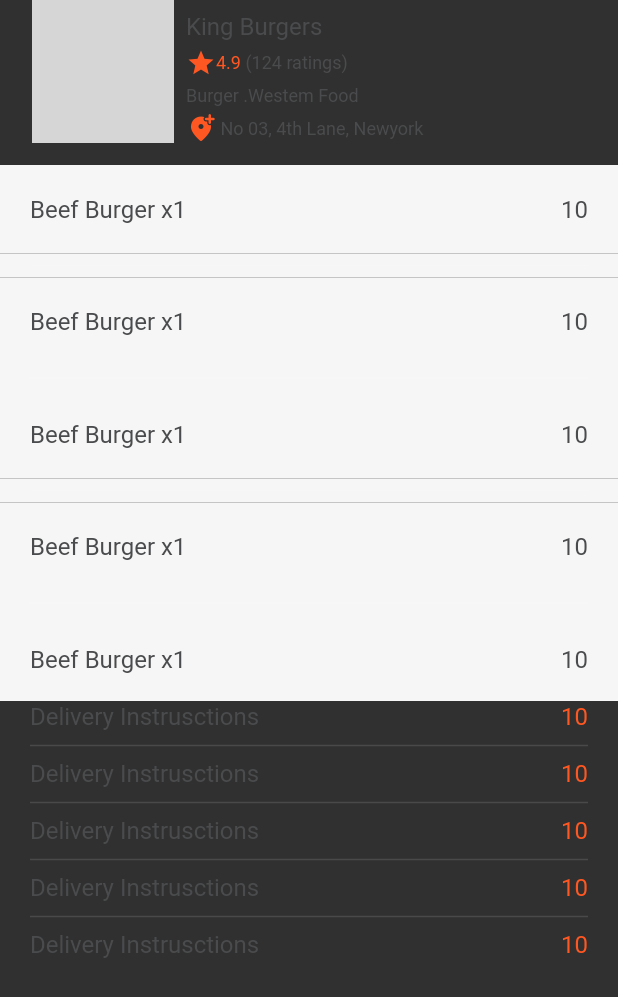
After one commit to fatmaahmed751/Payment, a Flutter app: the MyOrderScreen screen opened directly, on a phone screen of 412 x 824 dp. The commit adds this screen. Shown: the top 997 px of the screen. Run offline on Flutter 3.47's test engine with Material 3 defaults, Android fonts, the phone set to English and light mode, and no system bars; our stand-ins replace dartz, equatable, flutter_screenutil, get_it, go_router, google_fonts and 4 more; missing offline and left inert: ansicolor; accounts and stored records are empty; network calls fail; grey boxes are pictures that could not be loaded.

Commit message:
cart_screen

```diff
--- /dev/null
+++ b/lib/Modules/Cart/my_order_screen.dart
@@ -0,0 +1,191 @@
+import 'package:flutter/material.dart';
+
+
+class MyOrderScreen extends StatelessWidget {
+  const MyOrderScreen({Key? key}) : super(key: key);
+
+  @override
+  Widget build(BuildContext context) {
+    return SafeArea(
+      top: false,
+      minimum: EdgeInsets.zero,
+      child: Scaffold(
+          body: Column(
+        children: [
+          // const CustomAppBarTwo(
+          //   title: 'My Order',
+          // ),
+          Container(
+            // width: 254,
+            height: 100,
+            padding: const EdgeInsets.only(left: 21),
+            child: Row(
+              crossAxisAlignment: CrossAxisAlignment.baseline,
+              textBaseline: TextBaseline.alphabetic,
+              children: [
+                const Image(
+                  image: AssetImage(
+                    'assets/images/order.png',
+                  ),
+                  height: 95,
+                ),
+                Padding(
+                  padding: const EdgeInsets.all(8.0),
+                  child: Column(
+                    crossAxisAlignment: CrossAxisAlignment.start,
+                    children: [
+                      const Text(
+                        'King Burgers',
+                        style:
+                            TextStyle(color: Color(0xff4A4B4D), fontSize: 16),
+                      ),
+                      const SizedBox(
+                        height: 5,
+                      ),
+                      Row(
+                        children: const [
+                          Icon(
+                            Icons.star,
+                            color: Colors.deepOrange,
+                            size: 20,
+                          ),
+                          Text(
+                            '4.9',
+                            style: TextStyle(
+                                color: Colors.deepOrange, fontSize: 12),
+                          ),
+                          SizedBox(
+                            width: 3,
+                          ),
+                          Text(
+                            '(124 ratings)',
+                            style: TextStyle(
+                                color: Color(0xff4A4B4D), fontSize: 12),
+                          ),
+                        ],
+                      ),
+                      const SizedBox(
+                        height: 5,
+                      ),
+                      Row(
+                        children: const [
+                          Text(
+                            'Burger',
+                            style: TextStyle(
+                                color: Color(0xff4A4B4D), fontSize: 12),
+                          ),
+                          SizedBox(
+                            width: 3,
+                          ),
+                          Text(
+                            '.Westem Food',
+                            style: TextStyle(
+                                color: Color(0xff4A4B4D), fontSize: 12),
+                          ),
+                        ],
+                      ),
+                      const SizedBox(
+                        height: 5,
+                      ),
+                      Row(
+                        children: const [
+                          Icon(
+                            Icons.add_location_alt_rounded,
+                            color: Colors.deepOrange,
+                            size: 20,
+                          ),
+                          SizedBox(
+                            width: 3,
+                          ),
+                          Text(
+                            'No 03, 4th Lane, Newyork',
+                            style: TextStyle(
+                                color: Color(0xff4A4B4D), fontSize: 12),
+                          ),
+                        ],
+                      ),
+                    ],
+                  ),
+                ),
+              ],
+            ),
+          ),
+          SizedBox(height: 10,),
+         Expanded(
+           child: ListView.separated(itemBuilder:(context,index)=>ingredientsOrder(),
+           itemCount: 5,
+           separatorBuilder: (context,index)=>Container(
+             decoration: BoxDecoration(
+               color:  Color(0xffF6F6F6)
+             ),
+             child: Divider(
+               thickness: 1,
+               indent: 20,
+               endIndent: 20,
+             ),
+           ),),
+         ),
+          Expanded(
+          child: ListView.separated(itemBuilder:(context,index)=>costOrder(),
+            itemCount: 5,
+            separatorBuilder: (context,index)=>Divider(
+              thickness: 1,
+              indent: 20,
+              endIndent: 20,
+            ),),
+          ),
+       //   orangeButton(text: 'Checkout ',function:(){},)
+        ],
+      ),
+      ),
+    );
+  }
+  Widget ingredientsOrder(){
+    return Container(
+      padding: EdgeInsets.all(20),
+      decoration: BoxDecoration(
+          color: Color(0xffF6F6F6)
+      ),
+      child: Row(
+        children: [
+          Text('Beef Burger x1',
+            style: TextStyle(
+                color: Color(0xff4A4B4D),
+                fontSize: 16
+            ),),
+          Spacer(),
+          Text('10',
+            style: TextStyle(
+                color: Color(0xff4A4B4D),
+                fontSize: 16
+            ),)
+        ],
+      ),
+    );
+  }
+
+  Widget costOrder(){
+    return  Padding(
+      padding: const EdgeInsets.only(left: 20.0,
+      right: 20),
+      child: Container(
+        height: 22,
+        child: Row(
+          children: [
+            Text('Delivery Instrusctions',
+              style: TextStyle(
+                  color: Color(0xff4A4B4D),
+                  fontSize: 16
+              ),),
+            Spacer(),
+            Text('10',
+              style: TextStyle(
+                  color: Colors.deepOrange,
+                  fontSize: 16
+              ),)
+          ],
+        ),
+      ),
+    );
+  }
+}
--- a/lib/Modules/Splash/splash_controller.dart
+++ b/lib/Modules/Splash/splash_controller.dart
@@ -1,7 +1,7 @@
 import 'package:flutter/cupertino.dart';
 import 'package:go_router/go_router.dart';
 import 'package:mvc_pattern/mvc_pattern.dart';
-import 'package:templete/Modules/Splash/splash_data_handler.dart';
+import 'package:Payment/Modules/Splash/splash_data_handler.dart';
 import '../../Utilities/shared_preferences.dart';
 
 class SplashController extends ControllerMVC {
--- a/lib/Modules/Splash/splash_screen.dart
+++ b/lib/Modules/Splash/splash_screen.dart
@@ -1,4 +1,4 @@
-import 'package:templete/Modules/Splash/splash_controller.dart';
+import 'package:Payment/Modules/Splash/splash_controller.dart';
 import 'package:flutter/material.dart';
 import 'package:flutter_screenutil/flutter_screenutil.dart';
 import 'package:mvc_pattern/mvc_pattern.dart';
--- a/lib/Utilities/bottom_sheet_helper.dart
+++ b/lib/Utilities/bottom_sheet_helper.dart
@@ -1,6 +1,6 @@
 import 'package:flutter/material.dart';
 import 'package:flutter_screenutil/flutter_screenutil.dart';
-import 'package:templete/Utilities/theme_helper.dart';
+import 'package:Payment/Utilities/theme_helper.dart';
 
 class BottomSheetHelper{
 
--- a/lib/Utilities/shared_preferences.dart
+++ b/lib/Utilities/shared_preferences.dart
@@ -2,7 +2,7 @@ import 'dart:convert';
 import 'package:flutter/material.dart';
 import 'package:get_it/get_it.dart';
 import 'package:shared_preferences/shared_preferences.dart';
-import 'package:templete/core/Font/font_provider.dart';
+import 'package:Payment/core/Font/font_provider.dart';
 import '../core/Language/app_languages.dart';
 import '../core/Theme/theme_model.dart';
 import '../Models/user_model.dart';
--- a/lib/Utilities/text_style_helper.dart
+++ b/lib/Utilities/text_style_helper.dart
@@ -2,7 +2,7 @@ import 'package:flutter/material.dart';
 import 'package:flutter_screenutil/flutter_screenutil.dart';
 import 'package:google_fonts/google_fonts.dart';
 import 'package:provider/provider.dart';
-import 'package:templete/Utilities/theme_helper.dart';
+import 'package:Payment/Utilities/theme_helper.dart';
 
 import '../core/Font/font_provider.dart';
 
--- a/lib/main.dart
+++ b/lib/main.dart
@@ -59,7 +59,7 @@ class EntryPoint extends StatelessWidget {
         scrollBehavior: MyCustomScrollBehavior(),
         routerConfig: GoRouterConfig.router,
         debugShowCheckedModeBanner: false,
-        title: 'template',
+        title: 'Payment',
         locale: Locale(appLan.appLang.name),
         theme: appTheme.appThemeMode,
         supportedLocales: Languages.values.map((e) => Locale(e.name)).toList(),
--- a/pubspec.yaml
+++ b/pubspec.yaml
@@ -1,4 +1,4 @@
-name: templete
+name: Payment
 description: A new Flutter project.
 # The following line prevents the package from being accidentally published to
 # pub.dev using `flutter pub publish`. This is preferred for private packages.
```
Also changed, not shown: lib/Utilities/format_date_helper.dart (+4 -4 lines), pubspec.lock, 146 other files.
